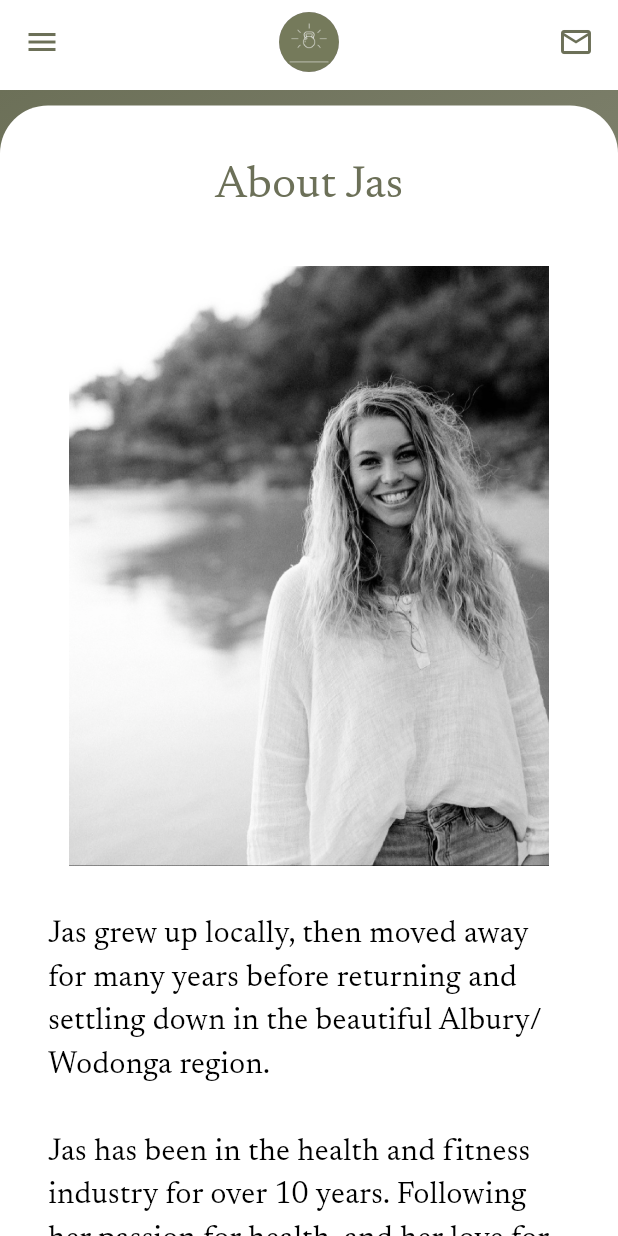
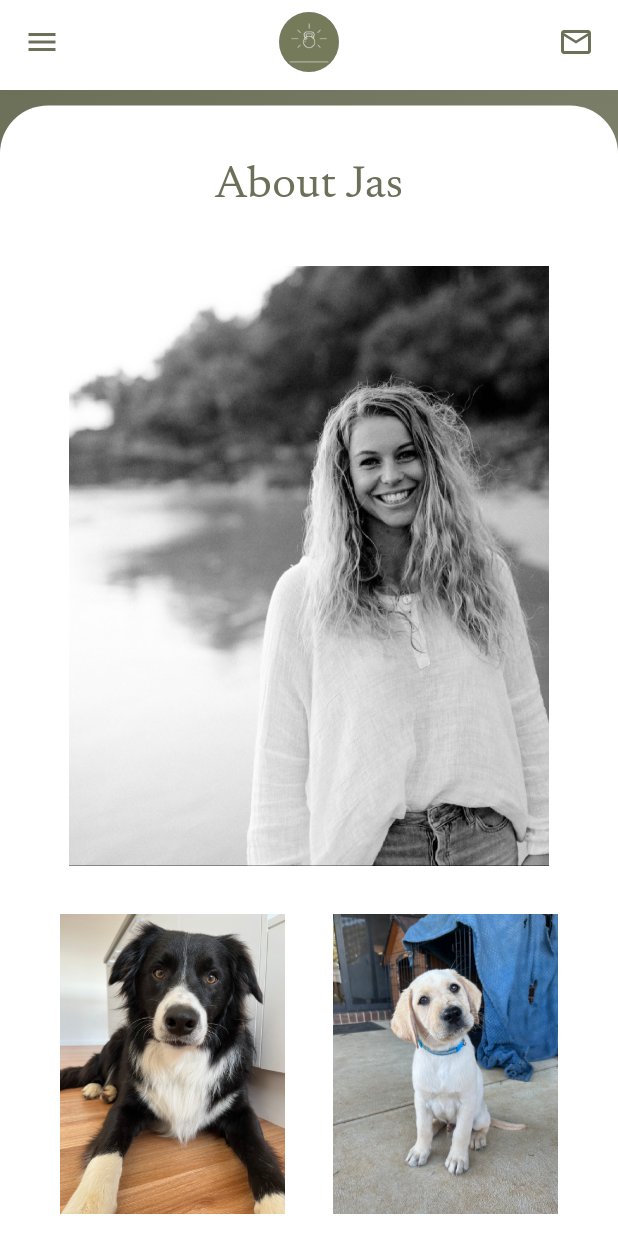
Before and after one commit to SamHarv/brighter_tomorrow, a Flutter app: the Jas screen opened by its route, on a phone screen of 412 x 824 dp. Run offline on Flutter 3.47's test engine with Material 2 defaults, Android fonts, the phone set to English and light mode, and no system bars; our stand-ins replace beamer, font_awesome_flutter, google_fonts.

Commit message:
Added photos and adjusted content

```diff
--- a/lib/pages/contact.dart
+++ b/lib/pages/contact.dart
@@ -76,7 +76,8 @@ class ContactPage extends StatelessWidget {
                     Padding(
                       padding: kPadding,
                       child: Text(
-                        'Jas Morrow\n\n'
+                        'Jas Saunders\n\n'
+                        // morrow
                         'Brighter Tomorrow',
                         textAlign: TextAlign.center,
                         style: GoogleFonts.newsreader(
--- a/lib/pages/ep_services.dart
+++ b/lib/pages/ep_services.dart
@@ -53,7 +53,9 @@ class EPServices extends StatelessWidget {
                         'who specialise in clinical exercise interventions, and '
                         'have the skills and knowledge to treat chronic health '
                         'conditions and injuries, as well as support people with '
-                        'disabilities. They utilise health education, behavioural '
+                        'disabilities, coach elite athletes and assist people '
+                        'of all ages to optimise their health. They utilise '
+                        'health education, behavioural '
                         'coaching and exercise prescription to improve lifestyle, '
                         'health and well-being.\n\n'
                         'Exercise Physiologists are recognised by Medicare, and '
@@ -67,7 +69,7 @@ class EPServices extends StatelessWidget {
                       padding: const EdgeInsets.fromLTRB(32, 0, 32, 32),
                       child: Center(
                         child: Text(
-                          "NDIS",
+                          "National Disability Insurance Scheme (NDIS)",
                           textAlign: TextAlign.center,
                           style: GoogleFonts.newsreader(
                             textStyle: headingStyle,
@@ -84,9 +86,9 @@ class EPServices extends StatelessWidget {
                         'make the experience as positive as possible. This starts '
                         'from the environment, as that is why we offer to come to '
                         'you, and provide our service in the comfort of your own '
-                        'home. Or, if preferred or more suitable we may recommend '
+                        'home. If preferred (or more appropriate) we may recommend '
                         'appointments at a gym or hydrotherapy pool.\n\n'
-                        'The specifics - Within an NDIS plan, Exercise Physiology '
+                        'Within an NDIS plan, Exercise Physiology '
                         'falls under Capacity Building, and can come from either '
                         'subcategory of Improved Health and Wellbeing, or Improved '
                         'Daily Living.\n\n'
@@ -96,14 +98,14 @@ class EPServices extends StatelessWidget {
                         'will be sent to you to review.\n\n'
                         'All initial appointments are minimum of 1.5 hours, with '
                         'up to 60 minutes face to face, and 30 mins of report '
-                        'writing and administration time (this often involves '
+                        'writing and administration time. (This often involves '
                         'contacting family, other support providers or support '
-                        'coordinators), as well as completing legal clinical '
-                        'notes.\n\n'
+                        'coordinators, as well as completing legal clinical '
+                        'notes).\n\n'
                         'Subsequent sessions are offered as follows:\n'
                         ' • Standard follow up - up to 40 minutes face to face, and '
-                        '5 minutes administration\n'
-                        ' • Extended follow up - up to 55 minutes and 5 minutes '
+                        'five minutes administration\n'
+                        ' • Extended follow up - up to 55 minutes and five minutes '
                         'administration',
                         style: GoogleFonts.newsreader(
                           textStyle: bodyStyle,
@@ -114,7 +116,7 @@ class EPServices extends StatelessWidget {
                       padding: const EdgeInsets.fromLTRB(32, 0, 32, 32),
                       child: Center(
                         child: Text(
-                          "Department of Veteran Affairs",
+                          "Department of Veteran Affairs (DVA)",
                           textAlign: TextAlign.center,
                           style: GoogleFonts.newsreader(
                             textStyle: headingStyle,
@@ -129,8 +131,8 @@ class EPServices extends StatelessWidget {
                         'Tomorrow is able to provide Exercise Physiology services '
                         'tailored to your needs. We have a strong understanding of '
                         'the challenges veterans and their families can '
-                        'experience, and is excited to be offering services for '
-                        'these people in our community.',
+                        'experience, and is excited to be offering Department '
+                        'of Veteran Affairs supported health services.',
                         style: GoogleFonts.newsreader(
                           textStyle: bodyStyle,
                         ),
@@ -151,7 +153,7 @@ class EPServices extends StatelessWidget {
                     Padding(
                       padding: const EdgeInsets.fromLTRB(32, 0, 32, 32),
                       child: Text(
-                        'Without a referral, Brighter Tomorrow offers gym and home '
+                        'Without a referral, Brighter Tomorrow offers gym and home-'
                         'based services.\n'
                         'Contact us to discuss your specific needs and how we can '
                         'help.',
--- a/lib/pages/home_page.dart
+++ b/lib/pages/home_page.dart
@@ -53,7 +53,7 @@ class HomePage extends StatelessWidget {
                     padding: const EdgeInsets.all(32),
                     child: Text(
                       'Welcome to Brighter Tomorrow Exercise Physiology, a '
-                      'service started by Jas Morrow to offer high '
+                      'service started by Jas Saunders to offer high '
                       'quality, personalised Exercise Physiology in the Albury/'
                       'Wodonga area.\n\n'
                       'At Brighter Tomorrow we prioritise our relationships with '
@@ -65,7 +65,7 @@ class HomePage extends StatelessWidget {
                       'very best out of life. Whether that means feeling more '
                       'confident in your ability to get up and down out of a '
                       'chair, or you are striving for success at elite level in '
-                      'sports, we will deliver a thoughtful and tailored '
+                      'sports, we provide a thoughtful and tailored '
                       'approach.',
                       style: GoogleFonts.newsreader(
                         textStyle: bodyStyle,
--- a/lib/pages/jas.dart
+++ b/lib/pages/jas.dart
@@ -10,6 +10,7 @@ class Jas extends StatelessWidget {
 
   @override
   Widget build(BuildContext context) {
+    double mediaWidth = MediaQuery.of(context).size.width;
     return Scaffold(
       drawer: appDrawer,
       appBar: const CustomAppBar(),
@@ -43,11 +44,30 @@ class Jas extends StatelessWidget {
                       ),
                     ),
                     Padding(
-                      padding: const EdgeInsets.fromLTRB(32, 32, 32, 0),
+                      padding: const EdgeInsets.fromLTRB(32, 32, 32, 32),
                       child: Image.asset(
                         'images/jas.jpeg',
                         fit: BoxFit.contain,
                         height: 400.0,
+                      ),
+                    ),
+                    Padding(
+                      padding: const EdgeInsets.fromLTRB(32, 0, 32, 0),
+                      child: Row(
+                        mainAxisAlignment: MainAxisAlignment.center,
+                        children: [
+                          Image.asset(
+                            'images/cooper.jpeg',
+                            fit: BoxFit.contain,
+                            height: 200.0,
+                          ),
+                          const SizedBox(width: 32),
+                          Image.asset(
+                            'images/odie.jpeg',
+                            fit: BoxFit.contain,
+                            height: 200.0,
+                          ),
+                        ],
                       ),
                     ),
                     Padding(
@@ -68,7 +88,7 @@ class Jas extends StatelessWidget {
                         'a large allied health clinic. Currently Jas also works in '
                         'the speciality area of child and adolescent mental '
                         'health.\n\n'
-                        'Although it might sounds cliche\' seeing positive changes '
+                        'Although it might sound cliche\' seeing positive changes '
                         'to people\'s lives is what continues to drive Jas\' '
                         'passion for Exercise Physiology. She prides herself on '
                         'being adaptable to always ensures that her prescription '
@@ -86,6 +106,53 @@ class Jas extends StatelessWidget {
                         ),
                       ),
                     ),
+                    Padding(
+                        padding: const EdgeInsets.fromLTRB(32, 0, 32, 32),
+                        child: mediaWidth > 740
+                            ? Row(
+                                mainAxisAlignment: MainAxisAlignment.center,
+                                children: [
+                                  Image.asset(
+                                    'images/horse.jpeg',
+                                    fit: BoxFit.contain,
+                                    height: 200.0,
+                                  ),
+                                  const SizedBox(width: 32),
+                                  Image.asset(
+                                    'images/fire.jpeg',
+                                    fit: BoxFit.contain,
+                                    height: 200.0,
+                                  ),
+                                  const SizedBox(width: 32),
+                                  Image.asset(
+                                    'images/bicycle.jpeg',
+                                    fit: BoxFit.contain,
+                                    height: 200.0,
+                                  ),
+                                ],
+                              )
+                            : Column(
+                                mainAxisAlignment: MainAxisAlignment.center,
+                                children: [
+                                  Image.asset(
+                                    'images/horse.jpeg',
+                                    fit: BoxFit.contain,
+                                    height: 200.0,
+                                  ),
+                                  const SizedBox(height: 32),
+                                  Image.asset(
+                                    'images/fire.jpeg',
+                                    fit: BoxFit.contain,
+                                    height: 200.0,
+                                  ),
+                                  const SizedBox(height: 32),
+                                  Image.asset(
+                                    'images/bicycle.jpeg',
+                                    fit: BoxFit.contain,
+                                    height: 200.0,
+                                  ),
+                                ],
+                              )),
                   ],
                 ),
               ],
--- a/lib/pages/mentoring_services.dart
+++ b/lib/pages/mentoring_services.dart
@@ -37,7 +37,7 @@ class MentoringServices extends StatelessWidget {
                       padding: const EdgeInsets.fromLTRB(32, 32, 32, 0),
                       child: Center(
                         child: Text(
-                          "Clinical Mentoring for EPs",
+                          "Clinical Mentoring for Exercise Physiologists",
                           textAlign: TextAlign.center,
                           style: GoogleFonts.newsreader(
                             textStyle: headingStyle,
@@ -49,14 +49,15 @@ class MentoringServices extends StatelessWidget {
                       padding: const EdgeInsets.all(32),
                       child: Text(
                         'We know the journey from University to your first job as '
-                        'an AEP can be overwhelming at the best of times. Taking '
-                        'from experience, we have been there. We also know that '
-                        'the first few years provide great opportunity for growth, '
-                        'but adapting to the demands of clinical practise can '
+                        'an AEP can be overwhelming at the best of times. We '
+                        'speak from experience, we have been there. We also '
+                        'know that the first few years provide great '
+                        'opportunity for growth, but adapting to the demands '
+                        'of clinical practice can be '
                         'challenging and stressful.\n\n'
                         'We are so passionate about the difference Exercise '
-                        'Physiologists can make to the lives of the people they '
-                        'work with, and we are excited to offer our experience, '
+                        'Physiology can make to people\'s lives and we are '
+                        'excited to offer our experience, '
                         'enthusiasm and expertise to developing Exercise '
                         'Physiologists.\n\n'
                         'We are offering video mentoring services, meaning we can '
@@ -66,7 +67,7 @@ class MentoringServices extends StatelessWidget {
                         ' • Patient cases\n'
                         ' • Treatment plans\n'
                         ' • Exercise prescription\n'
-                        ' • Running successful group classes\n'
+                        ' • Running successful group class\n'
                         ' • Writing professional letters and reports\n'
                         ' • Building referral pathways and professional networks\n'
                         ' • Time management in private practice\n'
@@ -76,8 +77,9 @@ class MentoringServices extends StatelessWidget {
                         ' • Navigating when complex situations arise\n'
                         ' • Growth pathways as an EP\n\n'
                         'If you would like to find out more, please be in touch to '
-                        'organise a complimentary 15 minute introductory call with '
-                        'either Jas.',
+                        'organise a complimentary 15 minute introductory call.',
+                        // with '
+                        //'either Jas.',
                         // or Josh
                         style: GoogleFonts.newsreader(
                           textStyle: bodyStyle,
--- a/lib/widgets/app_drawer.dart
+++ b/lib/widgets/app_drawer.dart
@@ -57,7 +57,7 @@ class AppDrawer extends StatelessWidget {
             ),
             const Divider(),
             buildListTile(
-              'About Us',
+              'About',
               Icons.people,
               () => Beamer.of(context).beamToNamed('/jas'),
             ),
--- a/pubspec.yaml
+++ b/pubspec.yaml
@@ -16,7 +16,7 @@ publish_to: "none" # Remove this line if you wish to publish to pub.dev
 # https://developer.apple.com/library/archive/documentation/General/Reference/InfoPlistKeyReference/Articles/CoreFoundationKeys.html
 # In Windows, build-name is used as the major, minor, and patch parts
 # of the product and file versions while build-number is used as the build suffix.
-version: 1.0.1+3
+version: 1.0.1+4
 
 environment:
   sdk: ">=3.1.3 <4.0.0"
```
Also changed, not shown: images/bicycle.jpeg (added), images/fire.jpeg (added), images/horse.jpeg (added).
